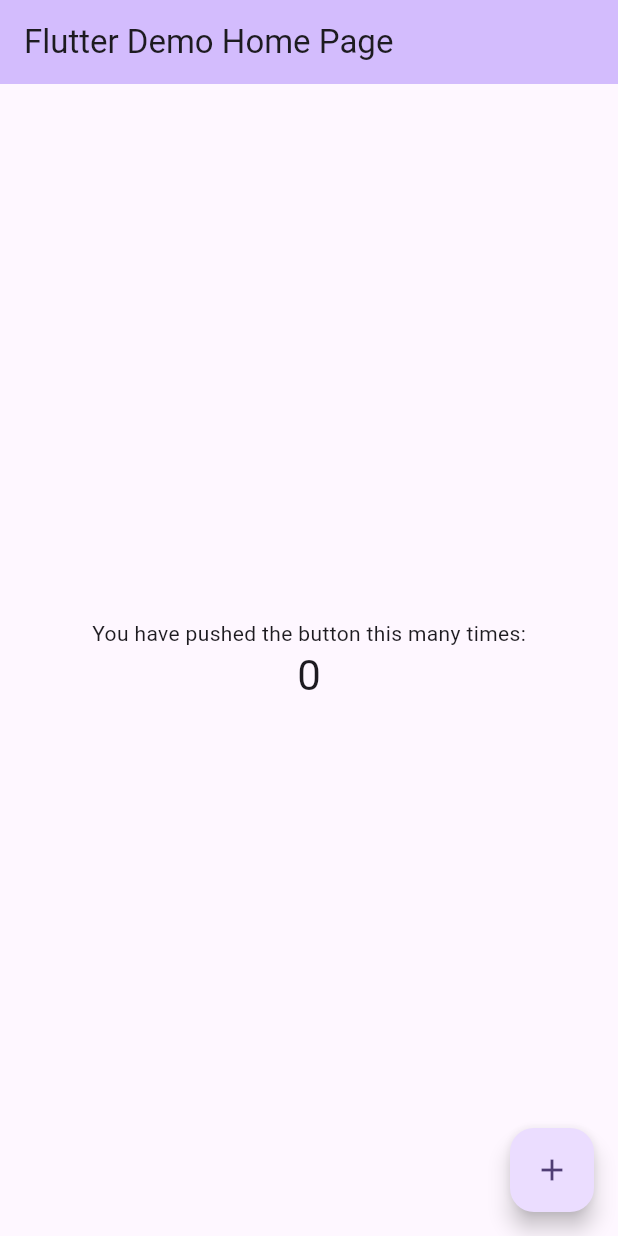
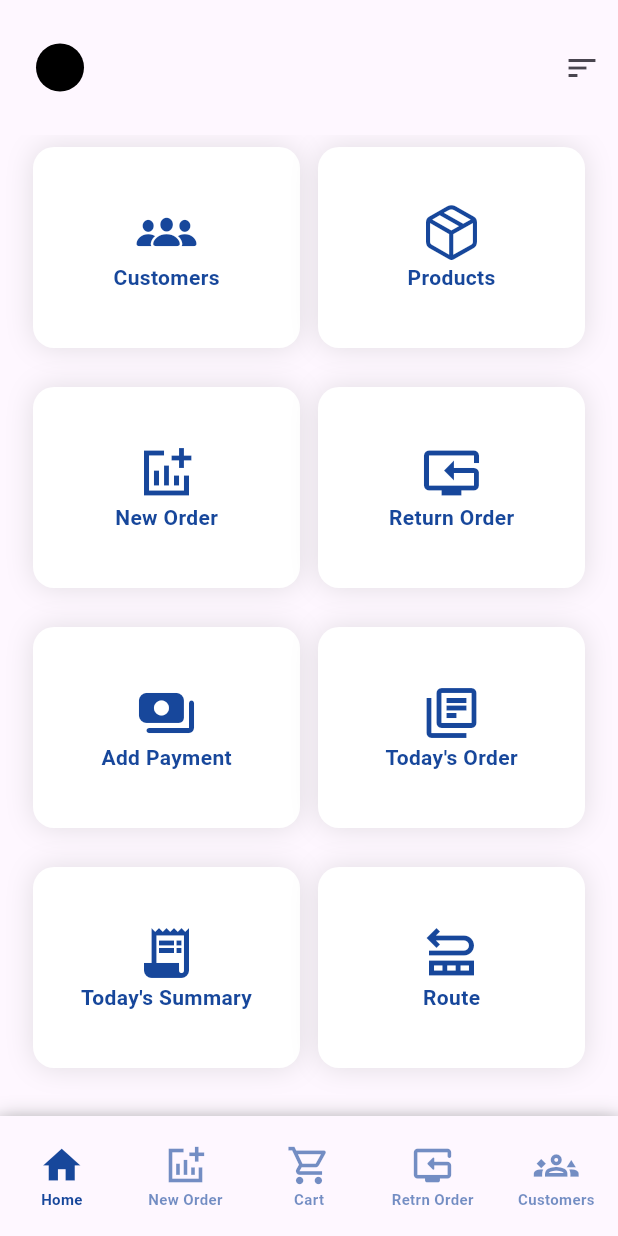
Before and after one commit to MuhammedFaasil/e_commerce_shopping, a Flutter app: the screen it shows after launch, on a phone screen of 412 x 824 dp. Run offline on Flutter 3.47's test engine with Material 3 defaults, Android fonts, the phone set to English and light mode, and no system bars; our stand-ins replace flutter_hooks.

Commit message:
home page completed

```diff
--- /dev/null
+++ b/lib/controller/grid_data_controller.dart
@@ -0,0 +1,14 @@
+import 'package:e_commerce_app/model/gridview_data_model.dart';
+import 'package:flutter/cupertino.dart';
+import 'package:flutter/material.dart';
+
+List<ListViewModel> listofModels = [
+  ListViewModel(title: 'Customers', icon: CupertinoIcons.group_solid),
+  ListViewModel(title: 'Products', icon: CupertinoIcons.cube_box),
+  ListViewModel(title: 'New Order', icon: Icons.addchart_sharp),
+  ListViewModel(title: 'Return Order', icon: Icons.reset_tv),
+  ListViewModel(title: 'Add Payment', icon: Icons.payments_rounded),
+  ListViewModel(title: "Today's Order", icon: Icons.my_library_books_outlined),
+  ListViewModel(title: "Today's Summary", icon: Icons.receipt_long),
+  ListViewModel(title: 'Route', icon: Icons.repartition_sharp),
+];
--- a/lib/main.dart
+++ b/lib/main.dart
@@ -1,125 +1,19 @@
+import 'package:e_commerce_app/view/pages/home_page.dart';
 import 'package:flutter/material.dart';
 
 void main() {
-  runApp(const MyApp());
+  runApp( const MyApp());
 }
 
 class MyApp extends StatelessWidget {
   const MyApp({super.key});
 
-  // This widget is the root of your application.
   @override
   Widget build(BuildContext context) {
-    return MaterialApp(
+    return const MaterialApp(
       title: 'Flutter Demo',
-      theme: ThemeData(
-        // This is the theme of your application.
-        //
-        // TRY THIS: Try running your application with "flutter run". You'll see
-        // the application has a purple toolbar. Then, without quitting the app,
-        // try changing the seedColor in the colorScheme below to Colors.green
-        // and then invoke "hot reload" (save your changes or press the "hot
-        // reload" button in a Flutter-supported IDE, or press "r" if you used
-        // the command line to start the app).
-        //
-        // Notice that the counter didn't reset back to zero; the application
-        // state is not lost during the reload. To reset the state, use hot
-        // restart instead.
-        //
-        // This works for code too, not just values: Most code changes can be
-        // tested with just a hot reload.
-        colorScheme: ColorScheme.fromSeed(seedColor: Colors.deepPurple),
-        useMaterial3: true,
-      ),
-      home: const MyHomePage(title: 'Flutter Demo Home Page'),
+      debugShowCheckedModeBanner: false,
+      home: HomePage(),
     );
   }
 }
-
-class MyHomePage extends StatefulWidget {
-  const MyHomePage({super.key, required this.title});
-
-  // This widget is the home page of your application. It is stateful, meaning
-  // that it has a State object (defined below) that contains fields that affect
-  // how it looks.
-
-  // This class is the configuration for the state. It holds the values (in this
-  // case the title) provided by the parent (in this case the App widget) and
-  // used by the build method of the State. Fields in a Widget subclass are
-  // always marked "final".
-
-  final String title;
-
-  @override
-  State<MyHomePage> createState() => _MyHomePageState();
-}
-
-class _MyHomePageState extends State<MyHomePage> {
-  int _counter = 0;
-
-  void _incrementCounter() {
-    setState(() {
-      // This call to setState tells the Flutter framework that something has
-      // changed in this State, which causes it to rerun the build method below
-      // so that the display can reflect the updated values. If we changed
-      // _counter without calling setState(), then the build method would not be
-      // called again, and so nothing would appear to happen.
-      _counter++;
-    });
-  }
-
-  @override
-  Widget build(BuildContext context) {
-    // This method is rerun every time setState is called, for instance as done
-    // by the _incrementCounter method above.
-    //
-    // The Flutter framework has been optimized to make rerunning build methods
-    // fast, so that you can just rebuild anything that needs updating rather
-    // than having to individually change instances of widgets.
-    return Scaffold(
-      appBar: AppBar(
-        // TRY THIS: Try changing the color here to a specific color (to
-        // Colors.amber, perhaps?) and trigger a hot reload to see the AppBar
-        // change color while the other colors stay the same.
-        backgroundColor: Theme.of(context).colorScheme.inversePrimary,
-        // Here we take the value from the MyHomePage object that was created by
-        // the App.build method, and use it to set our appbar title.
-        title: Text(widget.title),
-      ),
-      body: Center(
-        // Center is a layout widget. It takes a single child and positions it
-        // in the middle of the parent.
-        child: Column(
-          // Column is also a layout widget. It takes a list of children and
-          // arranges them vertically. By default, it sizes itself to fit its
-          // children horizontally, and tries to be as tall as its parent.
-          //
-          // Column has various properties to control how it sizes itself and
-          // how it positions its children. Here we use mainAxisAlignment to
-          // center the children vertically; the main axis here is the vertical
-          // axis because Columns are vertical (the cross axis would be
-          // horizontal).
-          //
-          // TRY THIS: Invoke "debug painting" (choose the "Toggle Debug Paint"
-          // action in the IDE, or press "p" in the console), to see the
-          // wireframe for each widget.
-          mainAxisAlignment: MainAxisAlignment.center,
-          children: <Widget>[
-            const Text(
-              'You have pushed the button this many times:',
-            ),
-            Text(
-              '$_counter',
-              style: Theme.of(context).textTheme.headlineMedium,
-            ),
-          ],
-        ),
-      ),
-      floatingActionButton: FloatingActionButton(
-        onPressed: _incrementCounter,
-        tooltip: 'Increment',
-        child: const Icon(Icons.add),
-      ), // This trailing comma makes auto-formatting nicer for build methods.
-    );
-  }
-}
--- /dev/null
+++ b/lib/model/gridview_data_model.dart
@@ -0,0 +1,8 @@
+import 'package:flutter/material.dart';
+
+class ListViewModel {
+  final IconData icon;
+  final String title;
+
+  ListViewModel({required this.icon, required this.title});
+}
--- /dev/null
+++ b/lib/view/pages/home_page.dart
@@ -0,0 +1,32 @@
+import 'package:e_commerce_app/view/widgets/bottombar_widget.dart';
+import 'package:e_commerce_app/view/widgets/grid_widget.dart';
+import 'package:flutter/material.dart';
+
+class HomePage extends StatelessWidget {
+  const HomePage({super.key});
+
+  @override
+  Widget build(BuildContext context) {
+    return Scaffold(
+        appBar: AppBar(
+          elevation: 0,
+          toolbarHeight: 90,
+          leading: const Padding(
+            padding: EdgeInsets.only(left: 24),
+            child: CircleAvatar(
+              backgroundColor: Colors.black,
+            ),
+          ),
+          actions: [IconButton(onPressed: () {}, icon: const Icon(Icons.sort))],
+        ),
+        body: const SingleChildScrollView(
+          child: Padding(
+            padding: EdgeInsets.symmetric(horizontal: 16),
+            child: Column(
+              children: [GridViewWidget()],
+            ),
+          ),
+        ),
+        bottomNavigationBar:const BottomNavigationWidget());
+  }
+}
--- /dev/null
+++ b/lib/view/widgets/bottombar_widget.dart
@@ -0,0 +1,38 @@
+import 'package:flutter/material.dart';
+
+class BottomNavigationWidget extends StatelessWidget {
+  const BottomNavigationWidget({super.key});
+
+  @override
+  Widget build(BuildContext context) {
+    return Container(
+      height: 80,
+      decoration: BoxDecoration(boxShadow: [
+        BoxShadow(
+          blurRadius: 10,
+          color: Colors.grey.withOpacity(.60),
+        ),
+      ]),
+      child: BottomNavigationBar(
+          selectedItemColor: const Color(0xFF17479b),
+          iconSize: 30,
+          unselectedItemColor: const Color(0xFF17479b).withOpacity(.60),
+          selectedLabelStyle:
+              const TextStyle(fontWeight: FontWeight.bold, fontSize: 10),
+          unselectedLabelStyle:
+              const TextStyle(fontWeight: FontWeight.bold, fontSize: 10),
+          type: BottomNavigationBarType.fixed,
+          items: const [
+            BottomNavigationBarItem(icon: Icon(Icons.home), label: 'Home'),
+            BottomNavigationBarItem(
+                icon: Icon(Icons.addchart_sharp), label: 'New Order'),
+            BottomNavigationBarItem(
+                icon: Icon(Icons.shopping_cart_outlined), label: 'Cart'),
+            BottomNavigationBarItem(
+                icon: Icon(Icons.reset_tv_rounded), label: 'Retrn Order'),
+            BottomNavigationBarItem(
+                icon: Icon(Icons.groups_3_outlined), label: 'Customers'),
+          ]),
+    );
+  }
+}
--- /dev/null
+++ b/lib/view/widgets/grid_widget.dart
@@ -0,0 +1,66 @@
+import 'package:e_commerce_app/controller/grid_data_controller.dart';
+import 'package:flutter/material.dart';
+import 'package:flutter_hooks/flutter_hooks.dart';
+
+class GridViewWidget extends HookWidget {
+  const GridViewWidget({super.key});
+
+  @override
+  Widget build(BuildContext context) {
+    final selectedBox = useState<int>(-1);
+    return GridView.builder(
+      shrinkWrap: true,
+      physics: const ClampingScrollPhysics(),
+      gridDelegate: const SliverGridDelegateWithFixedCrossAxisCount(
+        crossAxisCount: 2,
+        mainAxisSpacing: 10,
+        mainAxisExtent: 150,
+      ),
+      itemCount: 8,
+      itemBuilder: (context, index) {
+        return Padding(
+          padding: const EdgeInsets.symmetric(horizontal: 6, vertical: 8),
+          child: InkWell(
+            onTap: () {
+              selectedBox.value = index;
+            },
+            child: Container(
+              decoration: BoxDecoration(
+                  borderRadius: BorderRadius.circular(14),
+                  color: selectedBox.value == index
+                      ? const Color(0xFF17479b)
+                      : Colors.white,
+                  boxShadow: [
+                    BoxShadow(
+                        blurRadius: 15, color: Colors.grey.withOpacity(.30))
+                  ]),
+              child: Center(
+                child: Column(
+                  mainAxisAlignment: MainAxisAlignment.center,
+                  children: [
+                    Icon(
+                      listofModels[index].icon,
+                      size: 40,
+                      color: selectedBox.value == index
+                          ? Colors.white
+                          : const Color(0xFF17479b),
+                    ),
+                    Text(
+                      listofModels[index].title,
+                      style: TextStyle(
+                          color: selectedBox.value == index
+                              ? Colors.white
+                              : const Color(0xFF17479b),
+                          fontWeight: FontWeight.bold,
+                          fontSize: 14),
+                    )
+                  ],
+                ),
+              ),
+            ),
+          ),
+        );
+      },
+    );
+  }
+}
--- a/pubspec.yaml
+++ b/pubspec.yaml
@@ -35,6 +35,7 @@ dependencies:
   # The following adds the Cupertino Icons font to your application.
   # Use with the CupertinoIcons class for iOS style icons.
   cupertino_icons: ^1.0.6
+  flutter_hooks: ^0.20.5
 
 dev_dependencies:
   flutter_test:
```
Also changed, not shown: pubspec.lock.
